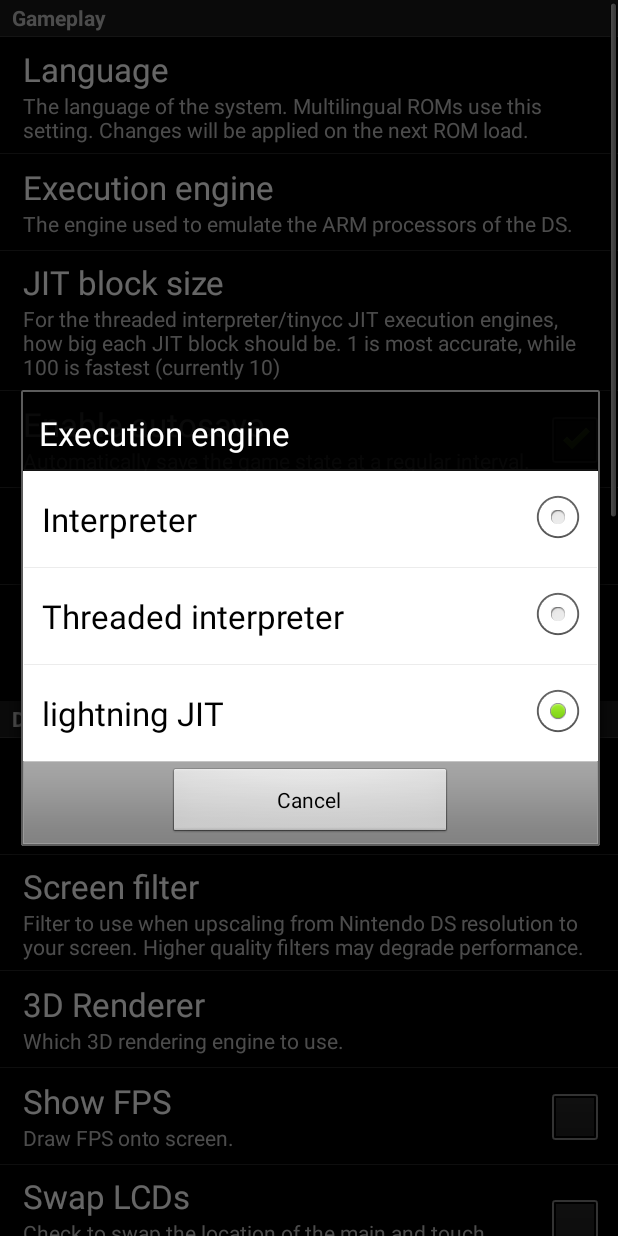
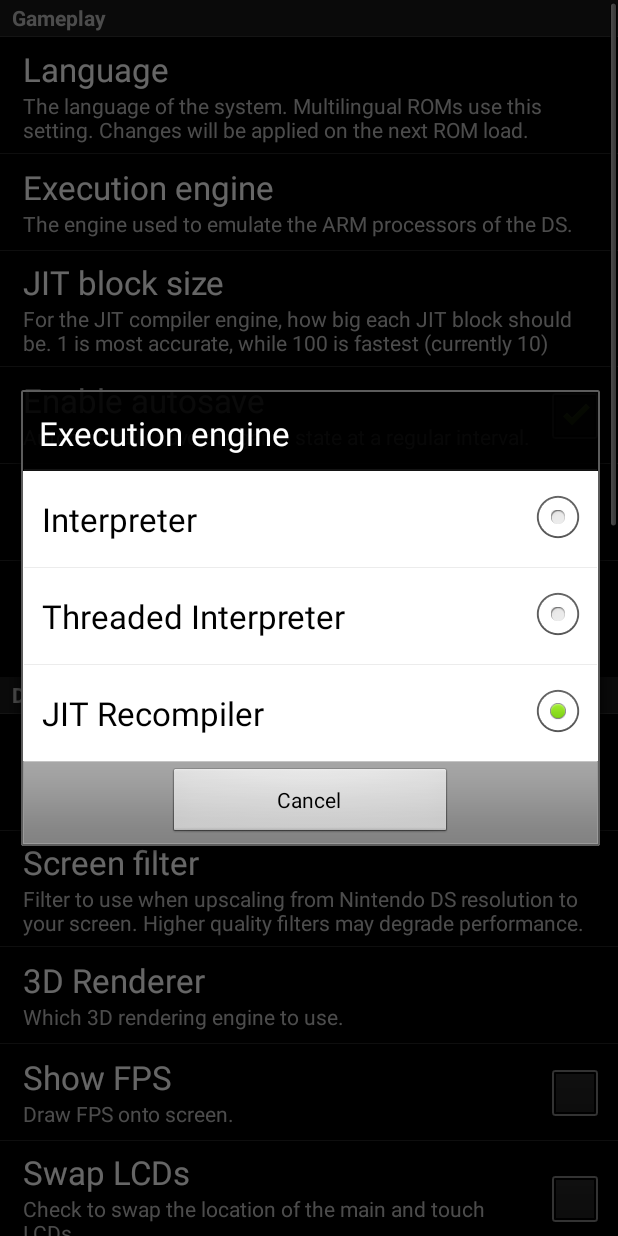
Before and after one commit to jquesnelle/nds4droid, an Android app: the Settings screen opened directly, with no data from a screen before it, after a tap on "Execution engine", on a phone screen of 412 x 824 dp. Run offline under Robolectric (Android 15) with nearby library versions, the phone set to English and light mode, and no system bars; 2 other taps on this screen came first.

```diff
--- a/app/build.gradle
+++ b/app/build.gradle
@@ -8,8 +8,8 @@ android {
         applicationId "com.opendoorstudios.ds4droid"
         minSdkVersion 14
         targetSdkVersion 19
-        versionCode 47
-        versionName "47.1"
+        versionCode 48
+        versionName "48"
     }
 
     buildTypes {
--- a/app/src/main/res/values/strings.xml
+++ b/app/src/main/res/values/strings.xml
@@ -152,7 +152,7 @@
 
 	<!-- Release 29 -->
 	<string name="JitSize">JIT block size</string>
-	<string name="JitSizeDesc">For the threaded interpreter/tinycc JIT execution engines, how big each JIT block should be. 1 is most accurate, while 100 is fastest</string>
+	<string name="JitSizeDesc">For the JIT compiler engine, how big each JIT block should be. 1 is most accurate, while 100 is fastest</string>
 	<string name="about1">nds4droid is a free, open source Nintendo DS emulator.</string>
 	<string name="about2">nds4droid is the result of countless hours of work by dozens of contributors. The emulation core used by nds4droid is DeSmuME.</string>
 	<string name="about3">Jeffrey Quesnelle is the primary developer of nds4droid. nds4droid is a product of Sterling Heights, Michigan, United States of America.</string>
@@ -262,8 +262,8 @@
     </string-array>
     <string-array name="executionengines">
         <item>Interpreter</item>
-        <item>Threaded interpreter</item>
-        <item>lightning JIT</item>
+        <item>Threaded Interpreter</item>
+        <item>JIT Recompiler</item>
     </string-array>
     <string-array name="zerothroughthree">
         <item>0</item>
```
Also changed, not shown: 4 other files.
